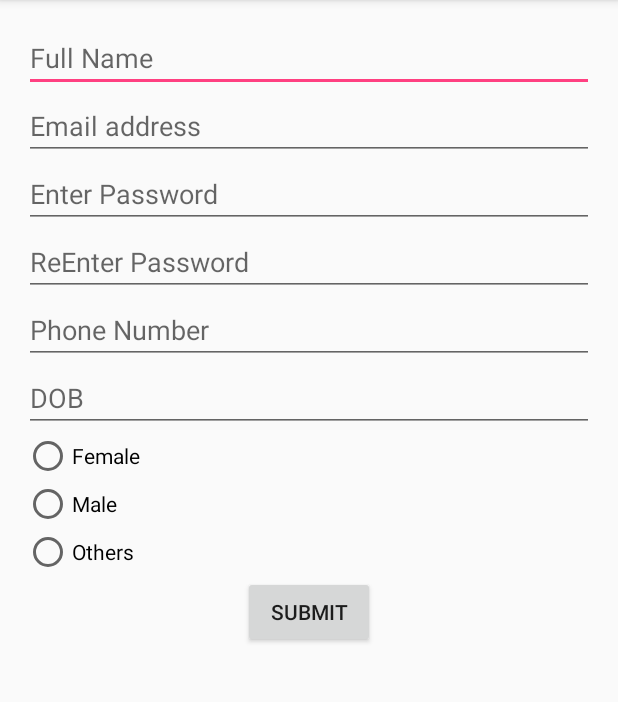
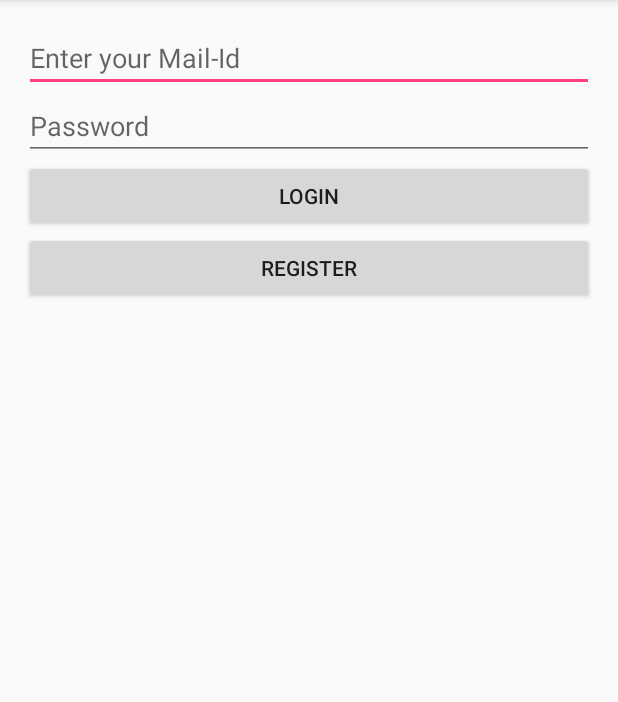
Before and after one commit to ragz2203/MyRegistration, an Android app: the screen it shows after launch (RegistrationActivity before the commit, LoginActivity after it), on a phone screen of 412 x 824 dp, the part 84-786 px from its top. Run offline under Robolectric (Android 15) with nearby library versions, the phone set to English and light mode, and no system bars.

Commit message:
Login Activity Added
Layout of Activity Login is done.

```diff
--- a/app/src/main/AndroidManifest.xml
+++ b/app/src/main/AndroidManifest.xml
@@ -2,11 +2,11 @@
 <manifest xmlns:android="http://schemas.android.com/apk/res/android"
     package="com.ragz.myregistration">
 
-    <uses-permission android:name="android.permission.INTERNET"/>
+    <uses-permission android:name="android.permission.INTERNET" />
 
     <application
         android:allowBackup="true"
-        android:icon="@mipmap/ic_launcher"
+        android:icon="@mipmap/registration_icon"
         android:label="@string/app_name"
         android:supportsRtl="true"
         android:theme="@style/AppTheme">
@@ -17,6 +17,13 @@
                 <category android:name="android.intent.category.LAUNCHER" />
             </intent-filter>
         </activity>
+        <activity android:name=".LoginActivity">
+            <intent-filter>
+                <action android:name="android.intent.action.MAIN" />
+
+                <category android:name="android.intent.category.LAUNCHER" />
+            </intent-filter>
+        </activity>
     </application>
 
 </manifest>
--- /dev/null
+++ b/app/src/main/java/com/ragz/myregistration/LoginActivity.java
@@ -0,0 +1,13 @@
+package com.ragz.myregistration;
+
+import android.support.v7.app.AppCompatActivity;
+import android.os.Bundle;
+
+public class LoginActivity extends AppCompatActivity {
+
+    @Override
+    protected void onCreate(Bundle savedInstanceState) {
+        super.onCreate(savedInstanceState);
+        setContentView(R.layout.activity_login);
+    }
+}
--- a/app/src/main/java/com/ragz/myregistration/RegistrationActivity.java
+++ b/app/src/main/java/com/ragz/myregistration/RegistrationActivity.java
@@ -19,7 +19,7 @@ public class RegistrationActivity extends AppCompatActivity {
         super.onCreate(savedInstanceState);
         setContentView(R.layout.activity_registration);
 
-        btnSubmit = (Button) findViewById(R.id.btnSubmit);
+        btnSubmit = (Button) findViewById(R.id.btnRegister);
         etFullName = (EditText) findViewById(R.id.etFullName);
         etEmail = (EditText) findViewById(R.id.etEmail);
         etPass1 = (EditText) findViewById(R.id.etPass1);
@@ -58,8 +58,8 @@ public class RegistrationActivity extends AppCompatActivity {
             String to = email;
             String subject = "Successful Registration";
             String message = "Registration is Successful. Welcome to our Webpage";
-            SendMailActivity sm = new SendMailActivity(this, to, subject, message);
-            sm.execute();
+            SendMailActivity sendMail = new SendMailActivity(this, to, subject, message);
+            sendMail.execute();
         } catch (Exception e) {
             Toast.makeText(getBaseContext(), "Email sending failed", Toast.LENGTH_SHORT).show();
         }
--- /dev/null
+++ b/app/src/main/res/layout/activity_login.xml
@@ -0,0 +1,42 @@
+<?xml version="1.0" encoding="utf-8"?>
+<LinearLayout xmlns:android="http://schemas.android.com/apk/res/android"
+    xmlns:tools="http://schemas.android.com/tools"
+    android:id="@+id/activity_login"
+    android:layout_width="match_parent"
+    android:layout_height="match_parent"
+    android:paddingBottom="@dimen/activity_vertical_margin"
+    android:paddingLeft="@dimen/activity_horizontal_margin"
+    android:paddingRight="@dimen/activity_horizontal_margin"
+    android:paddingTop="@dimen/activity_vertical_margin"
+    tools:context="com.ragz.myregistration.LoginActivity"
+    android:orientation="vertical">
+
+
+    <EditText
+        android:layout_width="match_parent"
+        android:layout_height="wrap_content"
+        android:inputType="textEmailAddress"
+        android:hint="Enter your Mail-Id"
+        android:ems="10"
+        android:id="@+id/etLoginUserID" />
+
+    <EditText
+        android:layout_width="match_parent"
+        android:layout_height="wrap_content"
+        android:inputType="textPassword"
+        android:hint="Password"
+        android:ems="10"
+        android:id="@+id/etLoginPassword" />
+
+    <Button
+        android:text="Login"
+        android:layout_width="match_parent"
+        android:layout_height="wrap_content"
+        android:id="@+id/btnLogin" />
+
+    <Button
+        android:text="Register"
+        android:layout_width="match_parent"
+        android:layout_height="wrap_content"
+        android:id="@+id/btnSignUp" />
+</LinearLayout>
--- a/app/src/main/res/layout/activity_registration.xml
+++ b/app/src/main/res/layout/activity_registration.xml
@@ -84,7 +84,7 @@
     </RadioGroup>
 
     <Button
-        android:id="@+id/btnSubmit"
+        android:id="@+id/btnRegister"
         android:layout_width="wrap_content"
         android:layout_height="wrap_content"
         android:layout_gravity="center"
```
Also changed, not shown: app/src/main/registration_icon-web.png (added), app/src/main/res/mipmap-hdpi/registration_icon.png (added), app/src/main/res/mipmap-mdpi/registration_icon.png (added), app/src/main/res/mipmap-xhdpi/registration_icon.png (added), app/src/main/res/mipmap-xxhdpi/registration_icon.png (added), app/src/main/res/mipmap-xxxhdpi/registration_icon.png (added).
